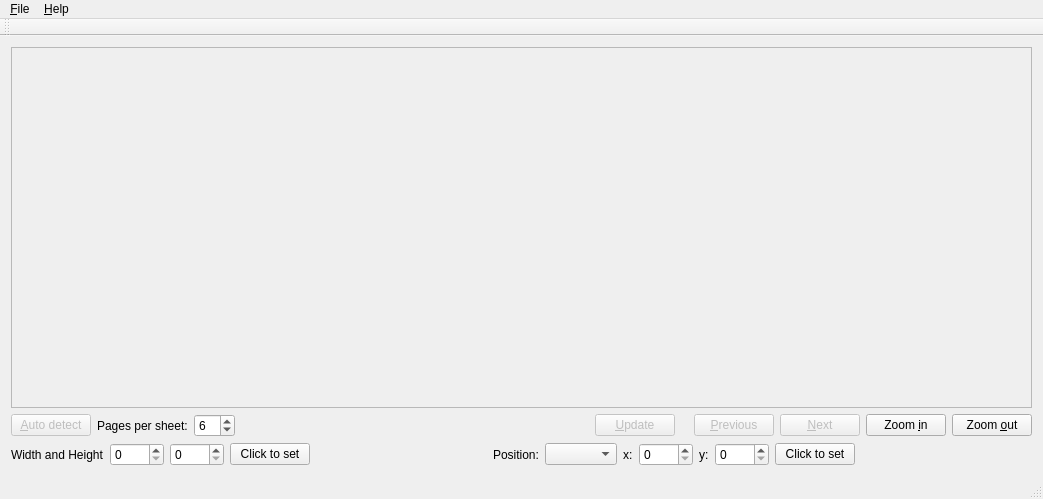
This is pdfhandoutcrop/mainwindow.ui in cges30901/pdfhandoutcrop as Qt 5 draws it before an edit. The edited form follows.
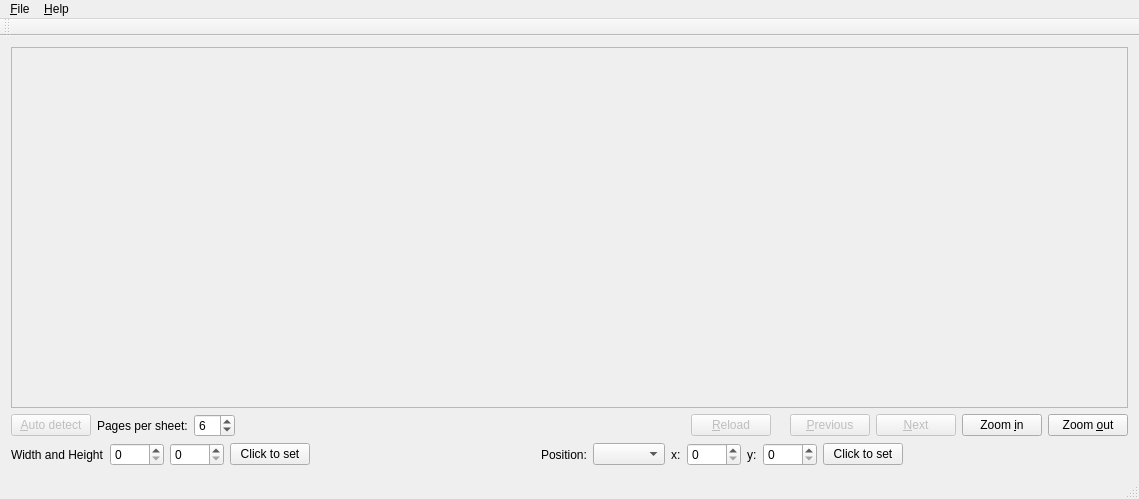
This is the edited form.

```diff
--- a/pdfhandoutcrop/mainwindow.ui
+++ b/pdfhandoutcrop/mainwindow.ui
@@ -6,7 +6,7 @@
    <rect>
     <x>0</x>
     <y>0</y>
-    <width>1043</width>
+    <width>1139</width>
     <height>499</height>
    </rect>
   </property>
@@ -31,7 +31,7 @@
         <rect>
          <x>0</x>
          <y>0</y>
-         <width>1023</width>
+         <width>1119</width>
          <height>327</height>
         </rect>
        </property>
@@ -113,7 +113,7 @@
          <bool>false</bool>
         </property>
         <property name="text">
-         <string>&amp;Update</string>
+         <string>&amp;Reload</string>
         </property>
        </widget>
       </item>
@@ -270,7 +270,7 @@
     <rect>
      <x>0</x>
      <y>0</y>
-     <width>1043</width>
+     <width>1139</width>
      <height>32</height>
     </rect>
    </property>
```
Left out of the diff: 8 changed lines with no effect on the pictures.
